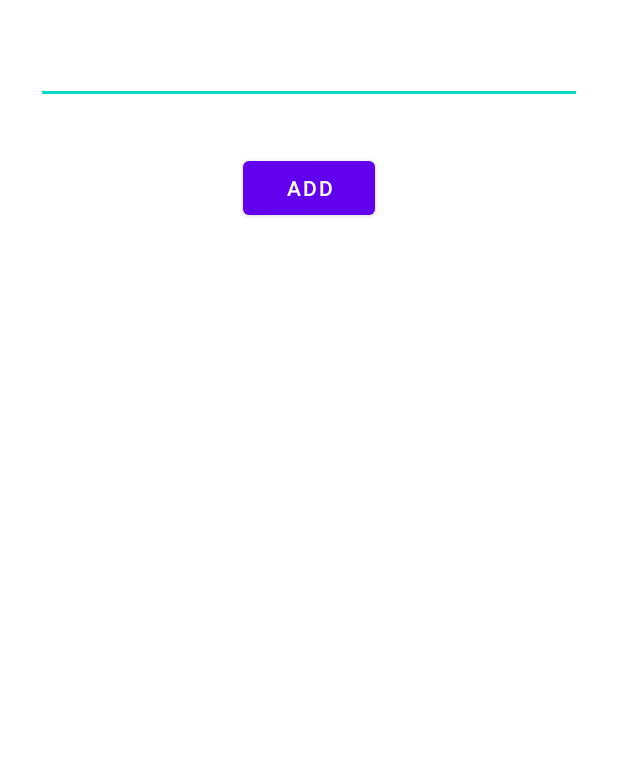
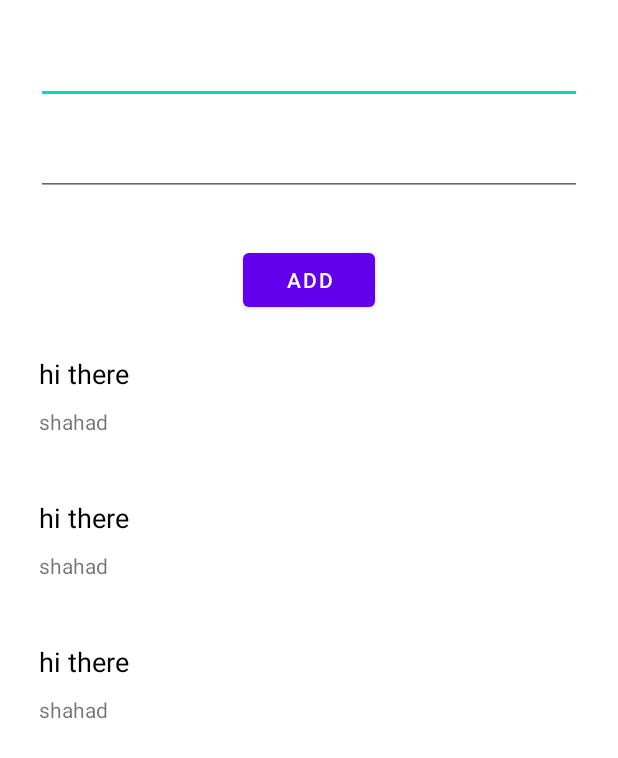
Before and after one commit to Shahad161/FireBase, an Android app: the layout activity_main.xml on its own in the app's theme, with its tools: preview values and no code run, on a phone screen of 412 x 824 dp. Shown: the top 758 px of the screen. Run offline under Robolectric (Android 15) with nearby library versions, the phone set to English and light mode, and no system bars.

Commit message:
create recycler

```diff
--- a/app/src/main/java/com/example/firebase/MainActivity.kt
+++ b/app/src/main/java/com/example/firebase/MainActivity.kt
@@ -5,6 +5,8 @@ import android.os.Bundle
 import androidx.activity.viewModels
 import androidx.databinding.DataBindingUtil
 import com.example.firebase.databinding.ActivityMainBinding
+import com.example.firebase.model.User
+import com.firebase.ui.database.FirebaseListOptions
 
 class MainActivity : AppCompatActivity() {
 
@@ -17,6 +19,10 @@ class MainActivity : AppCompatActivity() {
         binding = DataBindingUtil.setContentView(this, R.layout.activity_main)
         binding.setVariable(BR.viewModel, viewModel)
         binding.lifecycleOwner = this
+
+        binding.recycler.adapter =
+            ChatRecyclerView(mutableListOf(), this.viewModel)
+
     }
 
 }
--- a/app/src/main/res/layout/activity_main.xml
+++ b/app/src/main/res/layout/activity_main.xml
@@ -24,22 +24,48 @@
             android:layout_marginStart="24dp"
             android:layout_marginTop="24dp"
             android:layout_marginEnd="24dp"
-            android:text="@={viewModel.massage}"
+            android:text="@={viewModel.messages}"
             app:layout_constraintEnd_toEndOf="parent"
             app:layout_constraintStart_toStartOf="parent"
             app:layout_constraintTop_toTopOf="parent" />
+
+
+        <EditText
+            android:id="@+id/name"
+            android:layout_width="match_parent"
+            android:layout_height="wrap_content"
+            android:layout_marginStart="24dp"
+            android:layout_marginTop="16dp"
+            android:layout_marginEnd="24dp"
+            android:text="@={viewModel.userName}"
+            app:layout_constraintEnd_toEndOf="parent"
+            app:layout_constraintStart_toStartOf="parent"
+            app:layout_constraintTop_toBottomOf="@+id/editText" />
 
         <Button
             android:id="@+id/btn"
             android:layout_width="wrap_content"
             android:layout_height="wrap_content"
             android:layout_marginTop="32dp"
+            android:onClick="@{() -> viewModel.onClickSend()}"
             android:text="@string/add"
-            android:onClick="@{() -> viewModel.onClickSend()}"
             app:layout_constraintEnd_toEndOf="parent"
             app:layout_constraintStart_toStartOf="parent"
-            app:layout_constraintTop_toBottomOf="@+id/editText" />
+            app:layout_constraintTop_toBottomOf="@+id/name" />
 
+        <androidx.recyclerview.widget.RecyclerView
+            android:id="@+id/recycler"
+            android:layout_width="match_parent"
+            android:layout_height="0dp"
+            android:orientation="vertical"
+            app:items="@{viewModel.chat}"
+            app:layoutManager="androidx.recyclerview.widget.LinearLayoutManager"
+            app:layout_constraintBottom_toBottomOf="parent"
+            app:layout_constraintEnd_toEndOf="parent"
+            app:layout_constraintStart_toStartOf="parent"
+            app:layout_constraintTop_toBottomOf="@+id/btn"
+            tools:listitem="@layout/item_message"
+            />
 
     </androidx.constraintlayout.widget.ConstraintLayout>
 </layout>
--- /dev/null
+++ b/app/src/main/res/layout/item_message.xml
@@ -0,0 +1,51 @@
+<?xml version="1.0" encoding="utf-8"?>
+<layout
+    xmlns:android="http://schemas.android.com/apk/res/android"
+    xmlns:app="http://schemas.android.com/apk/res-auto"
+    xmlns:tools="http://schemas.android.com/tools">
+
+    <data>
+        <variable
+            name="item"
+            type="com.example.firebase.model.User" />
+
+        <variable
+            name="listener"
+            type="com.example.firebase.BaseInteractionListener" />
+
+    </data>
+
+    <androidx.constraintlayout.widget.ConstraintLayout
+        android:layout_width="wrap_content"
+        android:layout_height="wrap_content"
+        android:padding="16sp">
+
+        <TextView
+            android:id="@+id/messageTextView"
+            android:layout_width="wrap_content"
+            android:layout_height="wrap_content"
+            android:maxWidth="250dp"
+            android:padding="10dp"
+            android:text="@{item.name}"
+            android:textAppearance="?android:attr/textAppearanceMedium"
+            android:textColor="@android:color/black"
+            app:layout_constraintStart_toStartOf="parent"
+            app:layout_constraintTop_toTopOf="parent"
+            tools:text="hi there" />
+
+        <TextView
+            android:id="@+id/user"
+            android:layout_width="wrap_content"
+            android:layout_height="wrap_content"
+            android:paddingHorizontal="10dp"
+            android:text="@{item.message}"
+            android:textAppearance="?android:attr/textAppearanceSmall"
+            app:layout_constraintStart_toStartOf="@id/messageTextView"
+            app:layout_constraintTop_toBottomOf="@id/messageTextView"
+            tools:text="shahad"
+
+            />
+
+
+    </androidx.constraintlayout.widget.ConstraintLayout>
+</layout>
--- a/build.gradle
+++ b/build.gradle
@@ -3,6 +3,8 @@ buildscript {
     repositories {
         google()
         mavenCentral()
+        maven { url 'https://jitpack.io' }
+
     }
     dependencies {
         classpath "com.android.tools.build:gradle:7.0.4"
--- a/settings.gradle
+++ b/settings.gradle
@@ -3,6 +3,7 @@ dependencyResolutionManagement {
     repositories {
         google()
         mavenCentral()
+        maven { url 'https://jitpack.io' }
         jcenter() // Warning: this repository is going to shut down soon
     }
 }
```
Also changed, not shown: app/src/main/java/com/example/firebase/BindingAdapter.kt (added, +15 -0 lines), app/src/main/java/com/example/firebase/ChatRecyclerView.kt (added, +20 -0 lines), app/src/main/java/com/example/firebase/MainViewModel.kt (+29 -12 lines), app/src/main/java/com/example/firebase/Repository.kt (added, +49 -0 lines), app/src/main/java/com/example/firebase/base/AppDiffUtil.kt (added, +22 -0 lines), app/src/main/java/com/example/firebase/base/baseRecycler.kt (added, +70 -0 lines), app/src/main/java/com/example/firebase/model/User.kt (added, +8 -0 lines).
